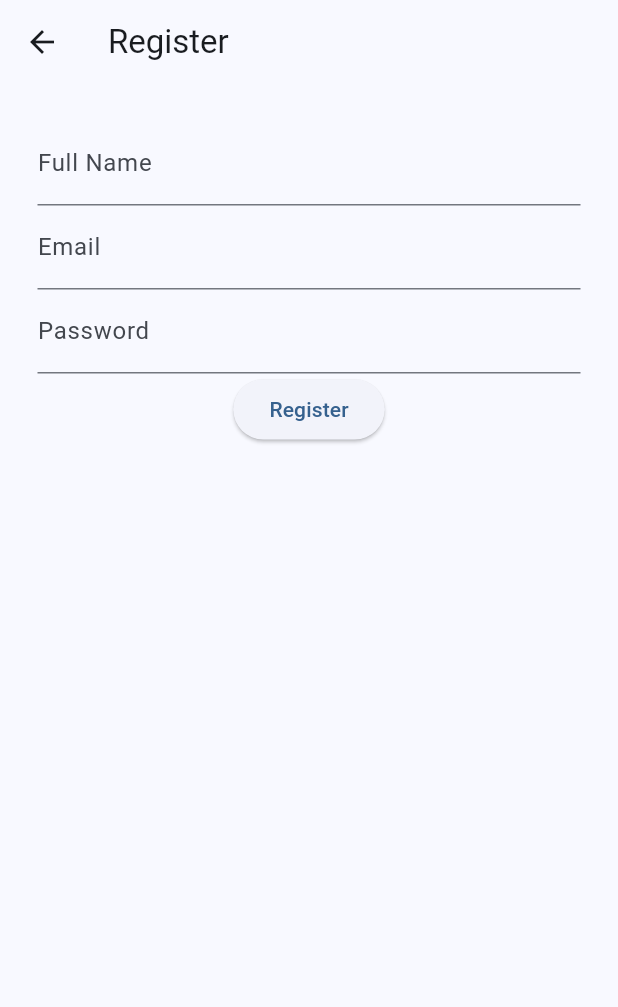
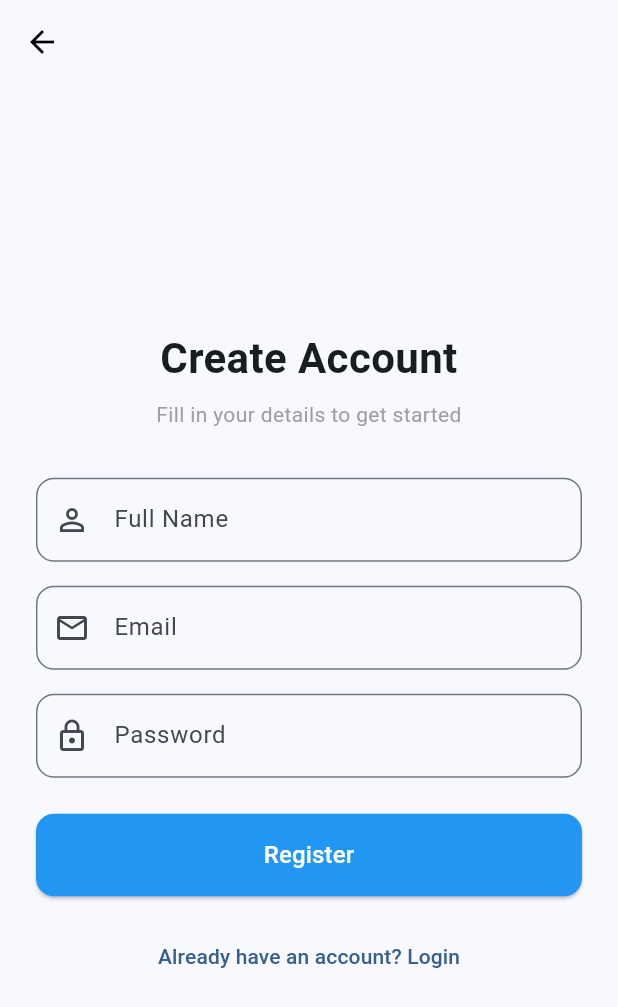
Before and after one commit to Happiejulia/group_two_chatting_app, a Flutter app: the RegisterScreen screen opened directly, on a phone screen of 412 x 824 dp. Shown: the top 1007 px of the screen. Run offline on Flutter 3.47's test engine with Material 3 defaults, Android fonts, the phone set to English and light mode, and no system bars; our stand-ins replace cloud_firestore, firebase_auth, firebase_core, shared_preferences; accounts and stored records are empty; network calls fail.

Commit message:
improved register and login form layout

```diff
--- a/lib/screens/register_screen.dart
+++ b/lib/screens/register_screen.dart
@@ -14,31 +14,105 @@ class _RegisterScreenState extends State<RegisterScreen> {
   final _pass = TextEditingController();
 
   Future<void> _register() async {
-    UserCredential cred = await FirebaseAuth.instance.createUserWithEmailAndPassword(
-        email: _email.text.trim(), password: _pass.text.trim());
+    UserCredential cred = await FirebaseAuth.instance
+        .createUserWithEmailAndPassword(
+          email: _email.text.trim(),
+          password: _pass.text.trim(),
+        );
 
     await cred.user!.updateDisplayName(_name.text.trim());
-    await FirebaseFirestore.instance.collection('users').doc(cred.user!.uid).set({
+    await FirebaseFirestore.instance
+        .collection('users')
+        .doc(cred.user!.uid)
+        .set({
           'uid': cred.user!.uid,
           'name': _name.text.trim(),
           'email': _email.text.trim(),
         });
-    Navigator.pop(context);
+    if (mounted) Navigator.pop(context);
   }
 
   @override
   Widget build(BuildContext context) {
     return Scaffold(
-      appBar: AppBar(title: const Text("Register")),
-      body: Padding(
-        padding: const EdgeInsets.all(25),
+      appBar: AppBar(
+        backgroundColor: Colors.transparent,
+        elevation: 0,
+        iconTheme: const IconThemeData(color: Colors.black),
+      ),
+      body: Center(
+        child: SingleChildScrollView(
+          padding: const EdgeInsets.symmetric(horizontal: 24),
           child: Column(
+            mainAxisAlignment: MainAxisAlignment.center,
+            crossAxisAlignment: CrossAxisAlignment.stretch,
             children: [
-            TextField(controller: _name, decoration: const InputDecoration(labelText: "Full Name")),
-            TextField(controller: _email, decoration: const InputDecoration(labelText: "Email")),
-            TextField(controller: _pass, decoration: const InputDecoration(labelText: "Password"), obscureText: true),
-            ElevatedButton(onPressed: _register, child: const Text("Register")),
+              const Text(
+                "Create Account",
+                textAlign: TextAlign.center,
+                style: TextStyle(fontSize: 28, fontWeight: FontWeight.bold),
+              ),
+              const SizedBox(height: 8),
+              const Text(
+                "Fill in your details to get started",
+                textAlign: TextAlign.center,
+                style: TextStyle(color: Colors.grey),
+              ),
+              const SizedBox(height: 32),
+              TextField(
+                controller: _name,
+                decoration: InputDecoration(
+                  labelText: "Full Name",
+                  prefixIcon: const Icon(Icons.person_outline),
+                  border: OutlineInputBorder(
+                    borderRadius: BorderRadius.circular(12),
+                  ),
+                ),
+              ),
+              const SizedBox(height: 16),
+              TextField(
+                controller: _email,
+                decoration: InputDecoration(
+                  labelText: "Email",
+                  prefixIcon: const Icon(Icons.email_outlined),
+                  border: OutlineInputBorder(
+                    borderRadius: BorderRadius.circular(12),
+                  ),
+                ),
+                keyboardType: TextInputType.emailAddress,
+              ),
+              const SizedBox(height: 16),
+              TextField(
+                controller: _pass,
+                decoration: InputDecoration(
+                  labelText: "Password",
+                  prefixIcon: const Icon(Icons.lock_outline),
+                  border: OutlineInputBorder(
+                    borderRadius: BorderRadius.circular(12),
+                  ),
+                ),
+                obscureText: true,
+              ),
+              const SizedBox(height: 24),
+              ElevatedButton(
+                style: ElevatedButton.styleFrom(
+                  padding: const EdgeInsets.symmetric(vertical: 16),
+                  shape: RoundedRectangleBorder(
+                    borderRadius: BorderRadius.circular(12),
+                  ),
+                  backgroundColor: Colors.blue,
+                  foregroundColor: Colors.white,
+                ),
+                onPressed: _register,
+                child: const Text("Register", style: TextStyle(fontSize: 16)),
+              ),
+              const SizedBox(height: 16),
+              TextButton(
+                onPressed: () => Navigator.pop(context),
+                child: const Text("Already have an account? Login"),
+              ),
             ],
+          ),
         ),
       ),
     );
```
Also changed, not shown: lib/screens/login_screen.dart (+63 -12 lines). Lines whose indentation alone changed are shown as unchanged.
